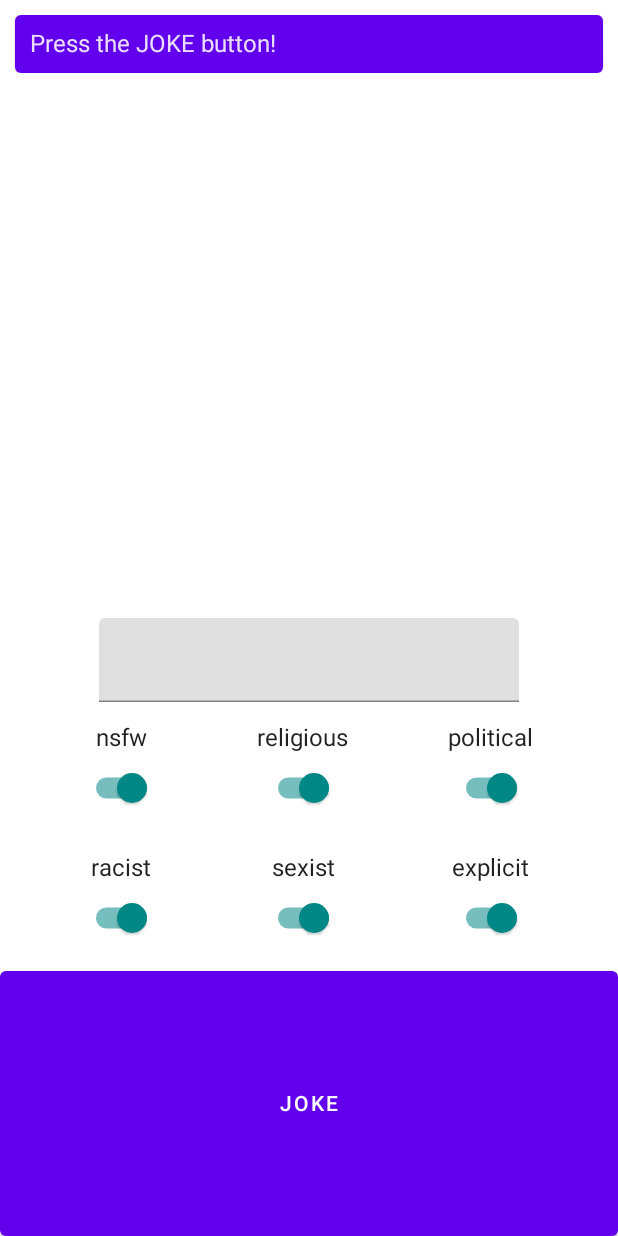
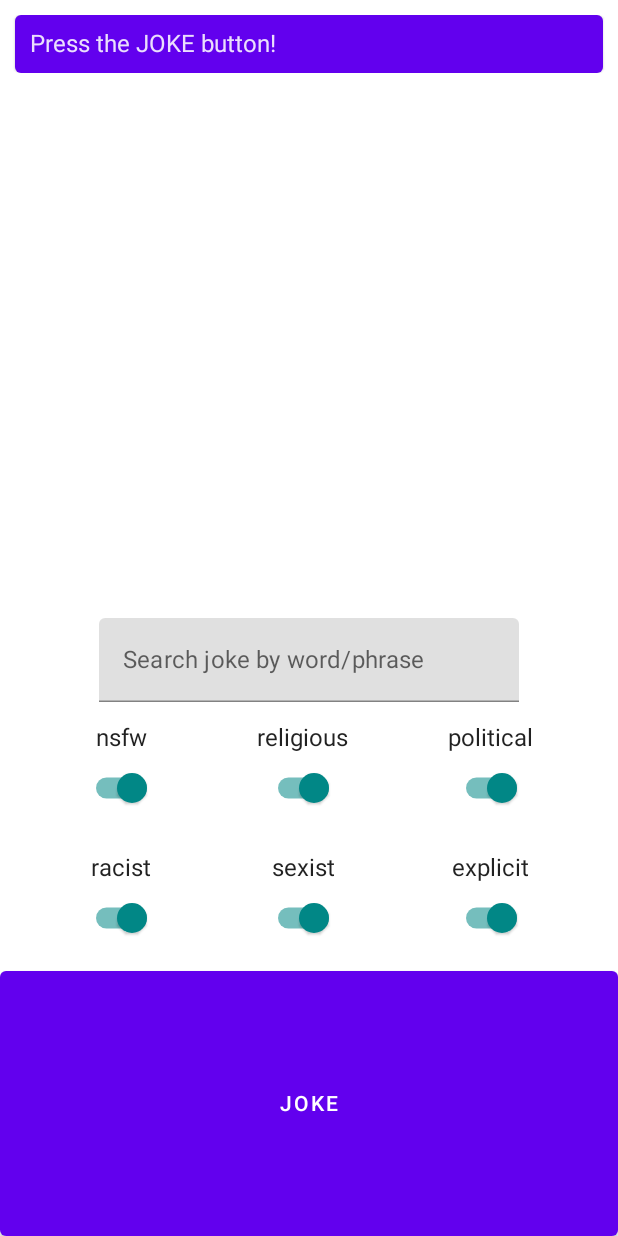
Before and after one commit to ArturHaavisto/joke-app, an Android app built with Jetpack Compose: the screen it shows after launch (MainActivity), on a phone screen of 412 x 824 dp. Run offline under Robolectric (Android 15) with nearby library versions, the phone set to English and light mode, and no system bars.

Commit message:
feat: add a placeholder to search field

```diff
--- a/App/app/src/main/java/fi/tuni/tamk/tiko/haavisto/jokeapp/MainScreen.kt
+++ b/App/app/src/main/java/fi/tuni/tamk/tiko/haavisto/jokeapp/MainScreen.kt
@@ -53,7 +53,8 @@ fun MainScreen() {
                     ) {
                         TextField(
                             value = textState.value,
-                            onValueChange = { textState.value = it }
+                            onValueChange = { textState.value = it },
+                            placeholder = {Text("Search joke by word/phrase")}
                         )
                     }
                     val nsfwCheckedState = remember { mutableStateOf(true) }
```
